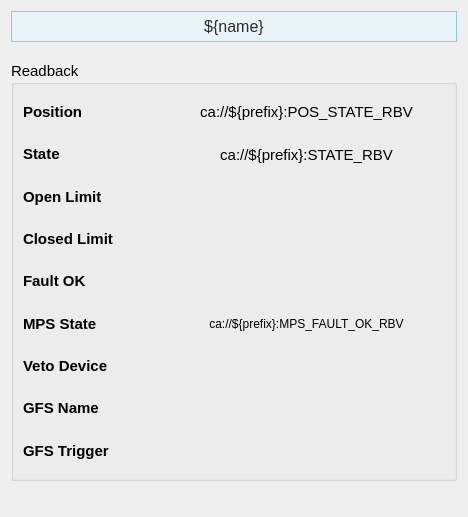
This is pcdswidgets/screens/vacuum/valves/VFS_detailed.ui in pcdshub/pcdswidgets as Qt 5 draws it before an edit. The edited form follows.
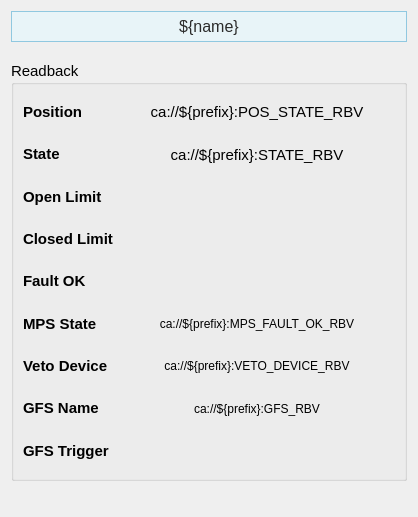
This is the edited form. Custom widgets are drawn as their Qt base class.

```diff
--- a/pcdswidgets/screens/vacuum/valves/VFS_detailed.ui
+++ b/pcdswidgets/screens/vacuum/valves/VFS_detailed.ui
@@ -6,7 +6,7 @@
    <rect>
     <x>0</x>
     <y>0</y>
-    <width>468</width>
+    <width>418</width>
     <height>517</height>
    </rect>
   </property>
@@ -93,7 +93,7 @@
      </property>
      <layout class="QVBoxLayout" name="verticalLayout_14">
       <item>
-       <layout class="QHBoxLayout" name="horizontalLayout_4" stretch="1,2">
+       <layout class="QHBoxLayout" name="horizontalLayout_4" stretch="0,1">
         <item>
          <layout class="QVBoxLayout" name="verticalLayout">
           <item>
@@ -408,7 +408,7 @@
              <string/>
             </property>
             <property name="text">
-             <string/>
+             <string>ca://${prefix}:VETO_DEVICE_RBV</string>
             </property>
             <property name="alignment">
              <set>Qt::AlignCenter</set>
@@ -432,7 +432,7 @@
              <string/>
             </property>
             <property name="text">
-             <string/>
+             <string>ca://${prefix}:GFS_RBV</string>
             </property>
             <property name="alignment">
              <set>Qt::AlignCenter</set>
```
